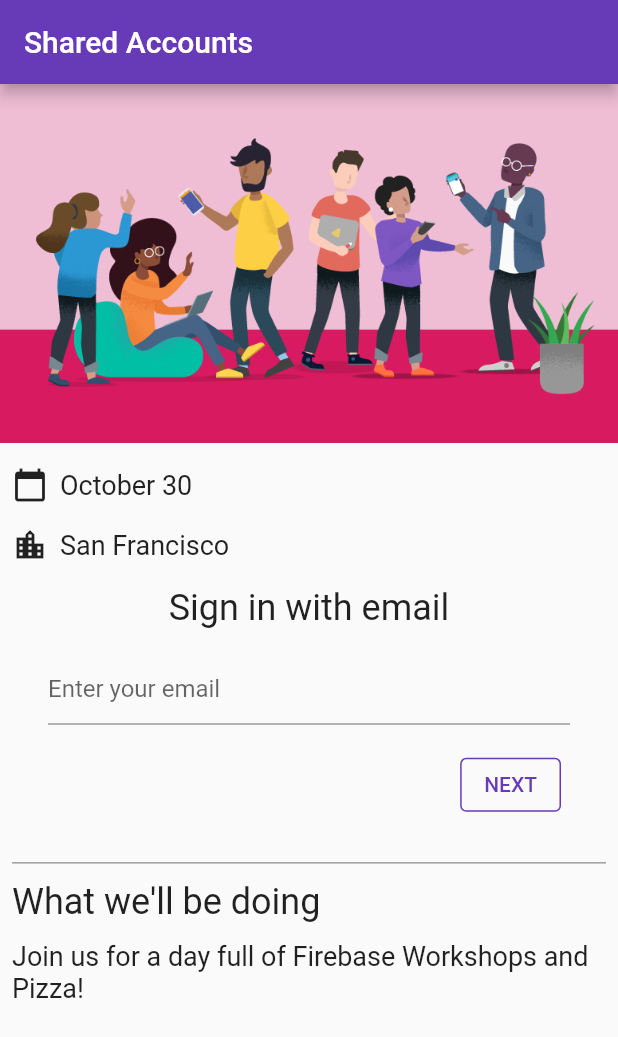
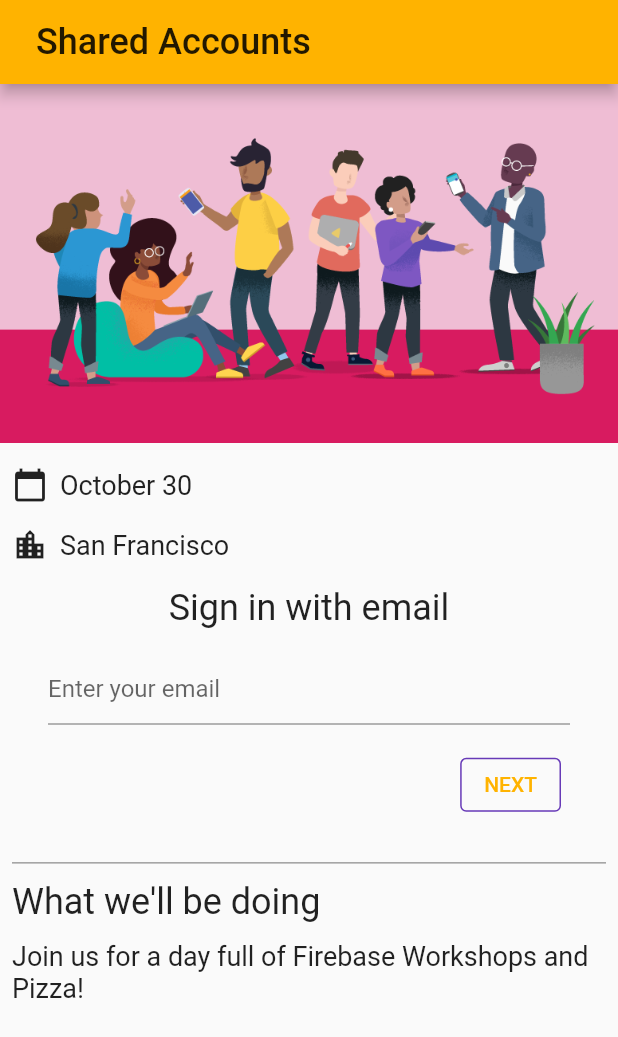
Before and after one commit to dimitrivalax/shared_accounts, a Flutter app: the screen it shows after launch, after a tap on "RSVP", on a phone screen of 412 x 824 dp. Shown: the top 1037 px of the screen. Run offline on Flutter 3.47's test engine with Material 2 defaults, Android fonts, the phone set to English and light mode, and no system bars; our stand-ins replace firebase_auth, firebase_core, google_fonts; accounts and stored records are empty; Roboto replaces fonts that are missing (Rubik).

Commit message:
theme addition (WIP)

```diff
--- a/lib/main.dart
+++ b/lib/main.dart
@@ -1,10 +1,7 @@
-import 'dart:async';                                    // new
 import 'package:flutter/material.dart';
-import 'package:google_fonts/google_fonts.dart';
 import 'package:provider/provider.dart';
+import 'package:shared_accounts/src/app.dart';
 import 'package:shared_accounts/src/states/application_state.dart';
-
-import 'src/pages/home_page.dart';
 
 void main() {
   runApp(
@@ -14,23 +11,3 @@ void main() {
     ),
   );
 }
-
-class App extends StatelessWidget {
-  @override
-  Widget build(BuildContext context) {
-    return MaterialApp(
-      title: 'Shared Accounts',
-      theme: ThemeData(
-        buttonTheme: Theme.of(context).buttonTheme.copyWith(
-          highlightColor: Colors.deepPurple,
-        ),
-        primarySwatch: Colors.deepPurple,
-        textTheme: GoogleFonts.robotoTextTheme(
-          Theme.of(context).textTheme,
-        ),
-        visualDensity: VisualDensity.adaptivePlatformDensity,
-      ),
-      home: const HomePage(),
-    );
-  }
-}
--- /dev/null
+++ b/lib/src/app.dart
@@ -0,0 +1,19 @@
+
+import 'package:flutter/material.dart';
+import 'package:google_fonts/google_fonts.dart';
+import 'package:shared_accounts/src/pages/home_page.dart';
+import 'package:shared_accounts/src/theme/theme.dart';
+
+class App extends StatelessWidget {
+
+  final ThemeData _kSharedAccountsTheme = buildSharedAccountsTheme();
+
+  @override
+  Widget build(BuildContext context) {
+    return MaterialApp(
+      title: 'Shared Accounts',
+      theme: _kSharedAccountsTheme,
+      home: const HomePage(),
+    );
+  }
+}
--- a/lib/src/pages/home_page.dart
+++ b/lib/src/pages/home_page.dart
@@ -16,7 +16,7 @@ class HomePage extends StatelessWidget {
   Widget build(BuildContext context) {
     return Scaffold(
       appBar: AppBar(
-        title: const Text('Shared Accounts'),
+        title: const Header('Shared Accounts'),
       ),
       body: ListView(
         children: <Widget>[
--- /dev/null
+++ b/lib/src/theme/colors.dart
@@ -0,0 +1,29 @@
+// Copyright 2018-present the Flutter authors. All Rights Reserved.
+//
+// Licensed under the Apache License, Version 2.0 (the "License");
+// you may not use this file except in compliance with the License.
+// You may obtain a copy of the License at
+//
+// http://www.apache.org/licenses/LICENSE-2.0
+//
+// Unless required by applicable law or agreed to in writing, software
+// distributed under the License is distributed on an "AS IS" BASIS,
+// WITHOUT WARRANTIES OR CONDITIONS OF ANY KIND, either express or implied.
+// See the License for the specific language governing permissions and
+// limitations under the License.
+
+import 'package:flutter/material.dart';
+
+const primaryColor = Color(0xFFFFB300);
+const primaryLightColor = Color(0xFFFFE54C);
+const primaryDarkColor = Color(0xFFC68400);
+
+const secondaryColor = Color(0xFF004CFF);
+const secondaryLightColor = Color(0xFF6D78FF);
+const secondaryDarkColor = Color(0xFF0024CA);
+
+
+const errorColor = Color(0xFFFF3300);
+
+const white = Colors.white70;
+const black = Colors.black87;
--- /dev/null
+++ b/lib/src/theme/theme.dart
@@ -0,0 +1,46 @@
+import 'package:flutter/material.dart';
+
+import 'colors.dart';
+
+
+
+ThemeData buildSharedAccountsTheme() {
+  final ThemeData base = ThemeData.light();
+  return base.copyWith(
+    colorScheme: base.colorScheme.copyWith(
+      primary: primaryColor,
+      onPrimary: primaryDarkColor,
+      secondary: secondaryColor,
+      error: errorColor,
+    ),
+    textTheme: _buildSharedAccountsTextTheme(base.textTheme),
+    textSelectionTheme: const TextSelectionThemeData(
+      selectionColor: primaryLightColor,
+    ),
+  );
+}
+
+TextTheme _buildSharedAccountsTextTheme(TextTheme base) {
+  return base
+      .copyWith(
+    headline5: base.headline5!.copyWith(
+      fontWeight: FontWeight.w500,
+    ),
+    headline6: base.headline6!.copyWith(
+      fontSize: 18.0,
+    ),
+    caption: base.caption!.copyWith(
+      fontWeight: FontWeight.w400,
+      fontSize: 14.0,
+    ),
+    bodyText1: base.bodyText1!.copyWith(
+      fontWeight: FontWeight.w500,
+      fontSize: 16.0,
+    ),
+  )
+      .apply(
+    fontFamily: 'Rubik',
+    displayColor: black,
+    bodyColor: black,
+  );
+}
--- a/lib/src/widgets/header.dart
+++ b/lib/src/widgets/header.dart
@@ -1,4 +1,5 @@
 import 'package:flutter/cupertino.dart';
+import 'package:shared_accounts/src/theme/colors.dart';
 
 class Header extends StatelessWidget {
   const Header(this.heading);
@@ -9,7 +10,7 @@ class Header extends StatelessWidget {
     padding: const EdgeInsets.all(8.0),
     child: Text(
       heading,
-      style: const TextStyle(fontSize: 24),
+      style: const TextStyle(fontSize: 24, color: black),
     ),
   );
 }
```
Also changed, not shown: 1 other file.
